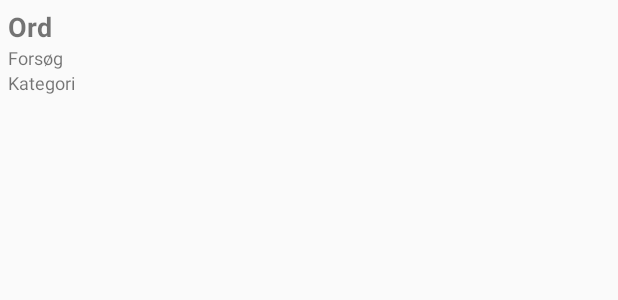
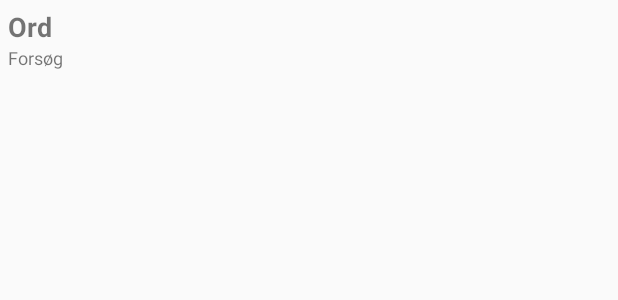
Before and after one commit to Zacxie/s163526_galgeleg, an Android app: the layout highscore_listelement.xml on its own in the app's theme, with its tools: preview values and no code run, on a phone screen of 412 x 824 dp. Shown: the top 300 px of the screen. Run offline under Robolectric (Android 15) with nearby library versions, the phone set to English and light mode, and no system bars; network calls fail.

Commit message:
Scoreboard fixed, network communication fixed

```diff
--- a/app/build.gradle
+++ b/app/build.gradle
@@ -20,6 +20,10 @@ android {
             proguardFiles getDefaultProguardFile('proguard-android-optimize.txt'), 'proguard-rules.pro'
         }
     }
+    compileOptions {
+        sourceCompatibility JavaVersion.VERSION_1_8
+        targetCompatibility JavaVersion.VERSION_1_8
+    }
 }
 
 dependencies {
--- a/app/src/main/AndroidManifest.xml
+++ b/app/src/main/AndroidManifest.xml
@@ -1,6 +1,9 @@
 <?xml version="1.0" encoding="utf-8"?>
 <manifest xmlns:android="http://schemas.android.com/apk/res/android"
     package="com.example.s163526_galgeleg">
+
+    <uses-permission android:name="android.permission.ACCESS_NETWORK_STATE" />
+    <uses-permission android:name="android.permission.INTERNET" />
 
     <application
         android:allowBackup="true"
--- a/app/src/main/java/com/example/s163526_galgeleg/Logik_Interface.java
+++ b/app/src/main/java/com/example/s163526_galgeleg/Logik_Interface.java
@@ -28,5 +28,5 @@ public interface Logik_Interface {
 
     Logik_Interface logStatus();
 
-
+    void hentOrdFraRegneark(String s) throws Exception;
 }
--- a/app/src/main/res/layout/activity_hovedmenu.xml
+++ b/app/src/main/res/layout/activity_hovedmenu.xml
@@ -10,7 +10,7 @@
         android:id="@+id/highscore_Button"
         android:layout_width="317dp"
         android:layout_height="41dp"
-        android:text="Highscore"
+        android:text="Scoreboard"
         app:layout_constraintBottom_toBottomOf="parent"
         app:layout_constraintEnd_toEndOf="parent"
         app:layout_constraintStart_toStartOf="parent"
--- a/app/src/main/res/layout/highscore_listelement.xml
+++ b/app/src/main/res/layout/highscore_listelement.xml
@@ -22,12 +22,5 @@
         android:text="Forsøg"
         android:textSize="12sp"/>
 
-    <TextView
-        android:id="@+id/listeelem_category"
-        android:layout_width="match_parent"
-        android:layout_height="wrap_content"
-        android:layout_below="@+id/listeelem_tries"
-        android:text="Kategori"
-        android:textSize="12sp"/>
 
 </RelativeLayout>
```
Also changed, not shown: app/src/main/java/com/example/s163526_galgeleg/Highscore_actitivty.java (+10 -6 lines), app/src/main/java/com/example/s163526_galgeleg/Spil_activity.java (+23 -0 lines), app/src/main/java/com/example/s163526_galgeleg/Vinder_activity.java (+11 -6 lines).
